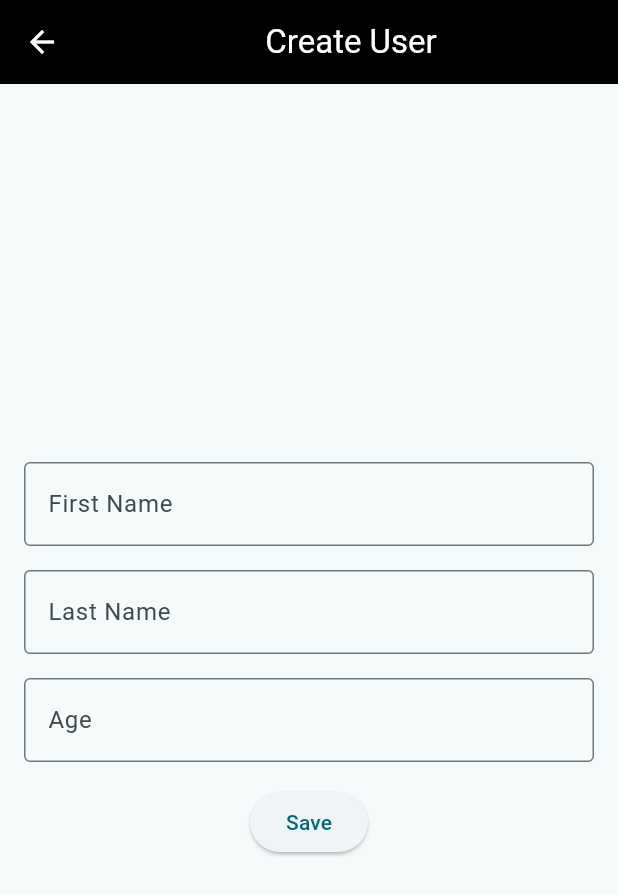
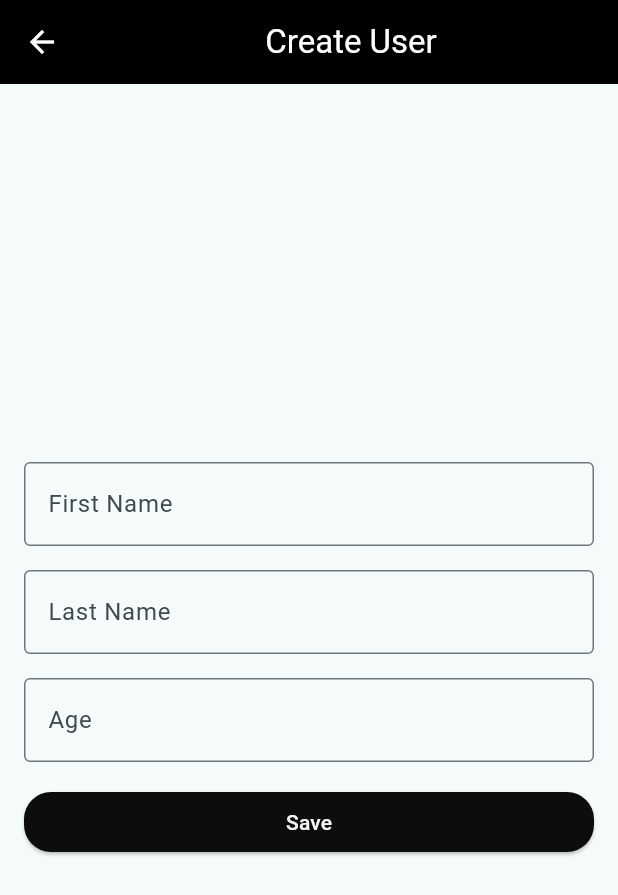
Before and after one commit to Samriqtch/todo_front, a Flutter app: the CreateUserPage screen opened by its route, on a phone screen of 412 x 824 dp. Shown: the top 895 px of the screen. Run offline on Flutter 3.47's test engine with Material 3 defaults, Android fonts, the phone set to English and light mode, and no system bars; our stand-ins replace font_awesome_flutter; network calls fail.

Commit message:
Mise en forme de la page créer un user

```diff
--- a/lib/create_user.dart
+++ b/lib/create_user.dart
@@ -18,7 +18,7 @@ class CreateUserPage extends StatelessWidget {
 
   Future<List<dynamic>> postUsers() async {
     final response =
-        await http.post(Uri.parse('http://192.168.1.76:3000/users'));
+        await http.post(Uri.parse('http://192.168.1.72:3000/users'));
 
     if (response.statusCode == 200) {
       return json.decode(response.body);
@@ -75,11 +75,22 @@ class CreateUserPage extends StatelessWidget {
               ),
             ),
             SizedBox(height: 16.0), // Add space between the fields
-            ElevatedButton(
-              onPressed: () {
-                // Handle save action here
-              },
-              child: Text('Save'),
+            SizedBox(
+              width: double.infinity,
+              child: ElevatedButton(
+                style: ButtonStyle(
+                  backgroundColor: MaterialStateProperty.all<Color>(const Color.fromARGB(255, 14, 13, 13)),
+                  shape: MaterialStateProperty.all<RoundedRectangleBorder>(
+                    RoundedRectangleBorder(
+                      borderRadius: BorderRadius.circular(18.0),
+                    )
+                  ),
+                ),
+                onPressed: () {
+                  // Handle delete user action here
+                },
+                child: Text('Save', style: TextStyle(color: const Color.fromARGB(255, 248, 244, 244))),
+              ),
             ),
           ],
         ),
```
